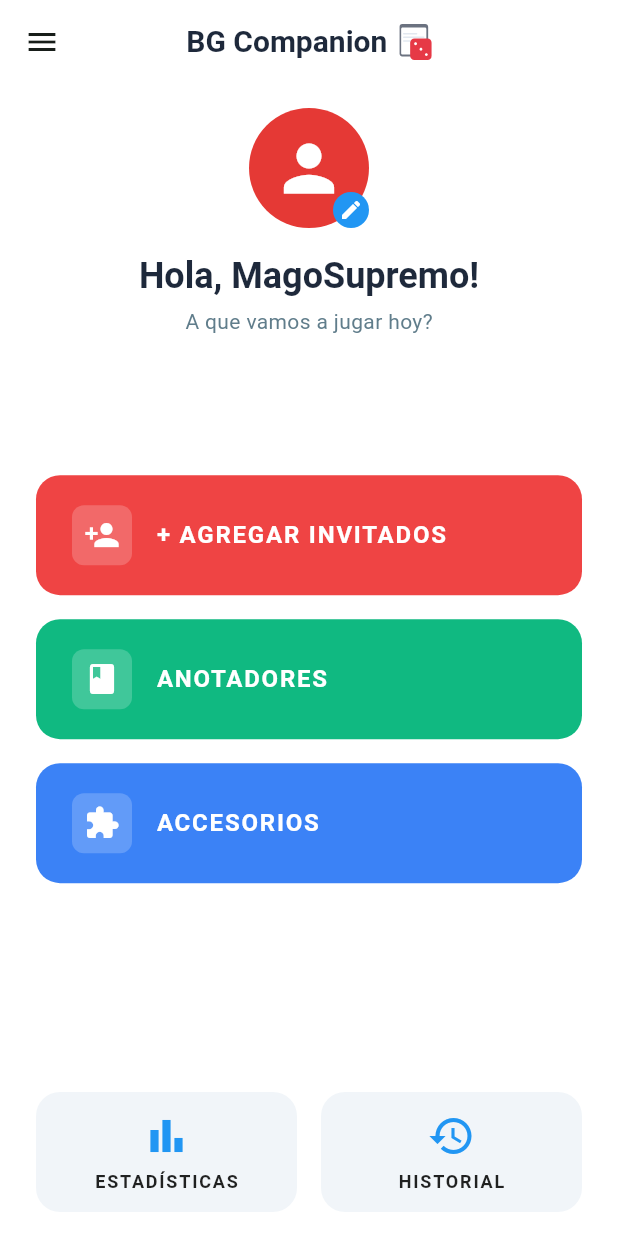
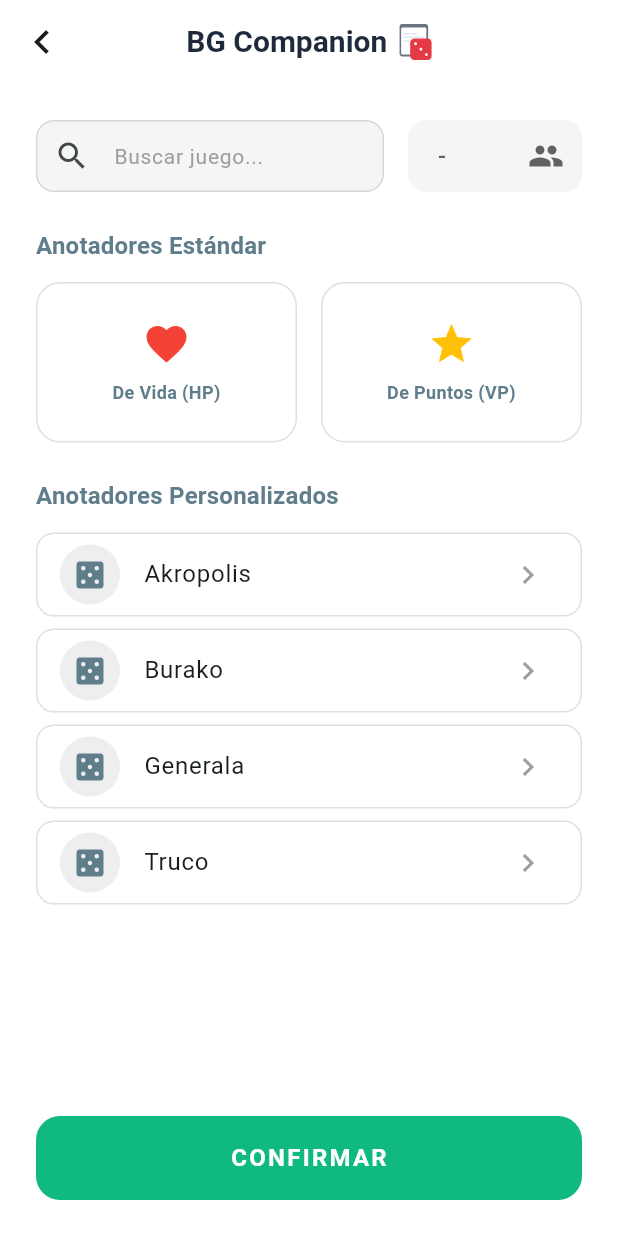
Before and after one commit to Diegok92/BoardgameCompanion, a Flutter app: the HomeScreen screen opened directly with sample values from the repository, after a tap on "ANOTADORES", on a phone screen of 412 x 824 dp. Run offline on Flutter 3.47's test engine with Material 3 defaults, Android fonts, the phone set to English and light mode, and no system bars; our stand-ins replace flutter_svg, go_router.

Commit message:
agregado de mock_database para anotadores y de la pantalla para seleccionar juego/cant jugadores

```diff
--- a/bgc_v1/lib/core/app_router.dart
+++ b/bgc_v1/lib/core/app_router.dart
@@ -4,6 +4,7 @@ import '../presentation/register/register_screen.dart';
 import '../presentation/home/home_screen.dart';
 import '../presentation/invitados/register_invitado_screen.dart';
 import '../presentation/profile/user_edit_screen.dart';
+import '../presentation/scores/score_selector_screen.dart';
 import '../domain/models/user_model.dart';
 
 final appRouter = GoRouter(
@@ -35,5 +36,12 @@ final appRouter = GoRouter(
         return UserEditScreen(user: user);
       },
     ),
+    GoRoute(
+      path: '/score-selector',
+      builder: (context, state) {
+        final user = state.extra as User;
+        return ScoreSelectorScreen(user: user);
+      },
+    ),
   ],
 );
--- /dev/null
+++ b/bgc_v1/lib/data/mock/mock_games_database.dart
@@ -0,0 +1,22 @@
+import '../../domain/models/game_model.dart';
+
+class MockGamesDatabase {
+  static const List<Game> games = [
+    Game(
+      id: 'hp_tracker',
+      name: 'De Vida (HP)',
+      isStandard: true,
+      validPlayerCounts: [1, 2, 3, 4, 5, 6],
+    ),
+    Game(
+      id: 'vp_tracker',
+      name: 'De Puntos (VP)',
+      isStandard: true,
+      validPlayerCounts: [1, 2, 3, 4, 5, 6],
+    ),
+    Game(id: 'truco', name: 'Truco', validPlayerCounts: [2, 4, 6]),
+    Game(id: 'burako', name: 'Burako', validPlayerCounts: [2, 3, 4]),
+    Game(id: 'generala', name: 'Generala', validPlayerCounts: [2, 3, 4, 5, 6]),
+    Game(id: 'akropolis', name: 'Akropolis', validPlayerCounts: [1, 2, 3, 4]),
+  ];
+}
--- /dev/null
+++ b/bgc_v1/lib/domain/models/game_model.dart
@@ -0,0 +1,13 @@
+class Game {
+  final String id;
+  final String name;
+  final bool isStandard;
+  final List<int> validPlayerCounts;
+
+  const Game({
+    required this.id,
+    required this.name,
+    this.isStandard = false,
+    required this.validPlayerCounts,
+  });
+}
--- a/bgc_v1/lib/presentation/home/home_screen.dart
+++ b/bgc_v1/lib/presentation/home/home_screen.dart
@@ -128,7 +128,7 @@ class _HomeScreenState extends State<HomeScreen> {
                       label: 'ANOTADORES',
                       backgroundColor: const Color(0xFF10B981), // Verde
                       onPressed: () {
-                        // Navegar a anotadores
+                        context.push('/score-selector', extra: widget.user);
                       },
                     ),
                     const SizedBox(height: 16),
--- /dev/null
+++ b/bgc_v1/lib/presentation/scores/score_selector_screen.dart
@@ -0,0 +1,375 @@
+import 'package:flutter/material.dart';
+import 'package:flutter_svg/flutter_svg.dart';
+import 'package:go_router/go_router.dart';
+import '../../domain/models/user_model.dart';
+import '../../domain/models/game_model.dart';
+import '../../data/mock/mock_games_database.dart';
+
+class ScoreSelectorScreen extends StatefulWidget {
+  final User user;
+
+  const ScoreSelectorScreen({super.key, required this.user});
+
+  @override
+  State<ScoreSelectorScreen> createState() => _ScoreSelectorScreenState();
+}
+
+class _ScoreSelectorScreenState extends State<ScoreSelectorScreen> {
+  final TextEditingController _searchController = TextEditingController();
+  String _searchQuery = '';
+
+  Game? _selectedGame;
+  int? _selectedPlayerCount; // Starts as null to represent "-"
+
+  List<Game> get _allGames => MockGamesDatabase.games;
+
+  List<Game> get _standardGames =>
+      _allGames.where((g) => g.isStandard).toList();
+
+  List<Game> get _filteredSpecificGames {
+    final filtered = _allGames.where((g) {
+      if (g.isStandard) return false;
+      if (_searchQuery.isEmpty) return true;
+      return g.name.toLowerCase().contains(_searchQuery.toLowerCase());
+    }).toList();
+
+    // Ordenar alfabéticamente
+    filtered.sort((a, b) => a.name.compareTo(b.name));
+    return filtered;
+  }
+
+  @override
+  void dispose() {
+    _searchController.dispose();
+    super.dispose();
+  }
+
+  void _onGameSelected(Game game) {
+    setState(() {
+      _selectedGame = game;
+    });
+  }
+
+  void _onConfirm() {
+    if (_selectedGame == null) {
+      ScaffoldMessenger.of(context).showSnackBar(
+        const SnackBar(
+          content: Text('Por favor, selecciona un juego primero.'),
+          backgroundColor: Colors.red,
+        ),
+      );
+      return;
+    }
+
+    if (_selectedPlayerCount == null) {
+      ScaffoldMessenger.of(context).showSnackBar(
+        const SnackBar(
+          content: Text('Por favor, selecciona la cantidad de jugadores.'),
+          backgroundColor: Colors.red,
+        ),
+      );
+      return;
+    }
+
+    if (!_selectedGame!.validPlayerCounts.contains(_selectedPlayerCount)) {
+      ScaffoldMessenger.of(context).showSnackBar(
+        const SnackBar(
+          content: Text(
+            'Cantidad de jugadores no válida para el juego seleccionado.',
+          ),
+          backgroundColor: Colors.red,
+        ),
+      );
+      return;
+    }
+
+    // Aquí iría la navegación real. Por ahora, un SnackBar de confirmación.
+    ScaffoldMessenger.of(context).showSnackBar(
+      SnackBar(
+        content: Text(
+          'Abriendo anotador para ${_selectedGame!.name} con $_selectedPlayerCount jugadores...',
+        ),
+        backgroundColor: Colors.green,
+      ),
+    );
+  }
+
+  @override
+  Widget build(BuildContext context) {
+    final textTheme = Theme.of(context).textTheme;
+
+    return Scaffold(
+      appBar: AppBar(
+        leading: IconButton(
+          icon: const Icon(Icons.chevron_left, size: 32),
+          onPressed: () => context.pop(),
+        ),
+        title: Row(
+          mainAxisSize: MainAxisSize.min,
+          children: [
+            Text(
+              'BG Companion',
+              style: textTheme.headlineSmall?.copyWith(
+                fontWeight: FontWeight.bold,
+                fontSize: 20,
+              ),
+            ),
+            const SizedBox(width: 8),
+            SvgPicture.asset('assets/images/logo.svg', height: 24),
+          ],
+        ),
+        centerTitle: true,
+        backgroundColor: Colors.transparent,
+        elevation: 0,
+      ),
+      body: SafeArea(
+        child: Padding(
+          padding: const EdgeInsets.all(24.0),
+          child: Column(
+            crossAxisAlignment: CrossAxisAlignment.start,
+            children: [
+              // Sección superior: Buscador y Jugadores
+              Row(
+                children: [
+                  Expanded(
+                    flex: 2,
+                    child: TextField(
+                      controller: _searchController,
+                      onChanged: (val) {
+                        setState(() {
+                          _searchQuery = val;
+                        });
+                      },
+                      decoration: InputDecoration(
+                        hintText: 'Buscar juego...',
+                        prefixIcon: const Icon(Icons.search),
+                        filled: true,
+                        fillColor: Colors.grey[100],
+                        border: OutlineInputBorder(
+                          borderRadius: BorderRadius.circular(12),
+                          borderSide: BorderSide.none,
+                        ),
+                        contentPadding: EdgeInsets.zero,
+                      ),
+                    ),
+                  ),
+                  const SizedBox(width: 16),
+                  Expanded(
+                    flex: 1,
+                    child: DropdownButtonFormField<int>(
+                      value: _selectedPlayerCount,
+                      hint: const Text('-'),
+                      decoration: InputDecoration(
+                        filled: true,
+                        fillColor: _selectedPlayerCount != null
+                            ? Colors.blue.withOpacity(0.1)
+                            : Colors.grey[100],
+                        border: OutlineInputBorder(
+                          borderRadius: BorderRadius.circular(12),
+                          borderSide: _selectedPlayerCount != null
+                              ? const BorderSide(color: Colors.blue, width: 2)
+                              : BorderSide.none,
+                        ),
+                        enabledBorder: OutlineInputBorder(
+                          borderRadius: BorderRadius.circular(12),
+                          borderSide: _selectedPlayerCount != null
+                              ? const BorderSide(color: Colors.blue, width: 2)
+                              : BorderSide.none,
+                        ),
+                        focusedBorder: OutlineInputBorder(
+                          borderRadius: BorderRadius.circular(12),
+                          borderSide: const BorderSide(
+                            color: Colors.blue,
+                            width: 2,
+                          ),
+                        ),
+                        contentPadding: const EdgeInsets.symmetric(
+                          horizontal: 16,
+                          vertical: 12,
+                        ),
+                      ),
+                      icon: Icon(
+                        Icons.people,
+                        color: _selectedPlayerCount != null
+                            ? Colors.blue
+                            : null,
+                      ),
+                      items: [1, 2, 3, 4, 5, 6].map((count) {
+                        return DropdownMenuItem<int>(
+                          value: count,
+                          child: Text('$count Jug.'),
+                        );
+                      }).toList(),
+                      onChanged: (val) {
+                        if (val != null) {
+                          setState(() {
+                            _selectedPlayerCount = val;
+                          });
+                        }
+                      },
+                    ),
+                  ),
+                ],
+              ),
+              const SizedBox(height: 24),
+
+              // Anotadores Rápidos (Estándares)
+              Text(
+                'Anotadores Estándar',
+                style: textTheme.titleMedium?.copyWith(
+                  fontWeight: FontWeight.bold,
+                  color: Colors.blueGrey,
+                ),
+              ),
+              const SizedBox(height: 12),
+              Row(
+                children: _standardGames.map((game) {
+                  final isSelected = _selectedGame?.id == game.id;
+                  return Expanded(
+                    child: Padding(
+                      padding: EdgeInsets.only(
+                        right: game == _standardGames.first ? 8.0 : 0,
+                        left: game == _standardGames.last ? 8.0 : 0,
+                      ),
+                      child: GestureDetector(
+                        onTap: () => _onGameSelected(game),
+                        child: AnimatedContainer(
+                          duration: const Duration(milliseconds: 200),
+                          padding: const EdgeInsets.symmetric(vertical: 24),
+                          decoration: BoxDecoration(
+                            color: isSelected
+                                ? Colors.blue.withOpacity(0.1)
+                                : Colors.white,
+                            border: Border.all(
+                              color: isSelected
+                                  ? Colors.blue
+                                  : Colors.grey[300]!,
+                              width: isSelected ? 2 : 1,
+                            ),
+                            borderRadius: BorderRadius.circular(16),
+                            boxShadow: [
+                              if (isSelected)
+                                BoxShadow(
+                                  color: Colors.blue.withOpacity(0.2),
+                                  blurRadius: 8,
+                                  spreadRadius: 1,
+                                ),
+                            ],
+                          ),
+                          child: Column(
+                            children: [
+                              Icon(
+                                game.id == 'hp_tracker'
+                                    ? Icons.favorite
+                                    : Icons.star,
+                                color: game.id == 'hp_tracker'
+                                    ? Colors.red
+                                    : Colors.amber,
+                                size: 32,
+                              ),
+                              const SizedBox(height: 8),
+                              Text(
+                                game.name,
+                                textAlign: TextAlign.center,
+                                style: const TextStyle(
+                                  fontWeight: FontWeight.bold,
+                                  fontSize: 12,
+                                ),
+                              ),
+                            ],
+                          ),
+                        ),
+                      ),
+                    ),
+                  );
+                }).toList(),
+              ),
+              const SizedBox(height: 24),
+
+              // Otros Juegos
+              Text(
+                'Anotadores Personalizados',
+                style: textTheme.titleMedium?.copyWith(
+                  fontWeight: FontWeight.bold,
+                  color: Colors.blueGrey,
+                ),
+              ),
+              const SizedBox(height: 12),
+              Expanded(
+                child: ListView.builder(
+                  itemCount: _filteredSpecificGames.length,
+                  itemBuilder: (context, index) {
+                    final game = _filteredSpecificGames[index];
+                    final isSelected = _selectedGame?.id == game.id;
+
+                    return Card(
+                      elevation: 0,
+                      margin: const EdgeInsets.only(bottom: 8),
+                      shape: RoundedRectangleBorder(
+                        borderRadius: BorderRadius.circular(12),
+                        side: BorderSide(
+                          color: isSelected ? Colors.blue : Colors.grey[300]!,
+                          width: isSelected ? 2 : 1,
+                        ),
+                      ),
+                      color: isSelected
+                          ? Colors.blue.withOpacity(0.05)
+                          : Colors.white,
+                      child: ListTile(
+                        onTap: () => _onGameSelected(game),
+                        leading: CircleAvatar(
+                          backgroundColor: Colors.grey[200],
+                          child: const Icon(
+                            Icons.casino,
+                            color: Colors.blueGrey,
+                          ),
+                        ),
+                        title: Text(
+                          game.name,
+                          style: TextStyle(
+                            fontWeight: isSelected
+                                ? FontWeight.bold
+                                : FontWeight.normal,
+                          ),
+                        ),
+                        trailing: isSelected
+                            ? const Icon(Icons.check_circle, color: Colors.blue)
+                            : const Icon(
+                                Icons.chevron_right,
+                                color: Colors.grey,
+                              ),
+                      ),
+                    );
+                  },
+                ),
+              ),
+              const SizedBox(height: 16),
+
+              // Botón de Confirmar
+              SizedBox(
+                width: double.infinity,
+                height: 56,
+                child: FilledButton(
+                  onPressed: _onConfirm,
+                  style: FilledButton.styleFrom(
+                    shape: RoundedRectangleBorder(
+                      borderRadius: BorderRadius.circular(16),
+                    ),
+                  ),
+                  child: const Text(
+                    'CONFIRMAR',
+                    style: TextStyle(
+                      fontSize: 16,
+                      fontWeight: FontWeight.bold,
+                      letterSpacing: 1.5,
+                    ),
+                  ),
+                ),
+              ),
+            ],
+          ),
+        ),
+      ),
+    );
+  }
+}
```
